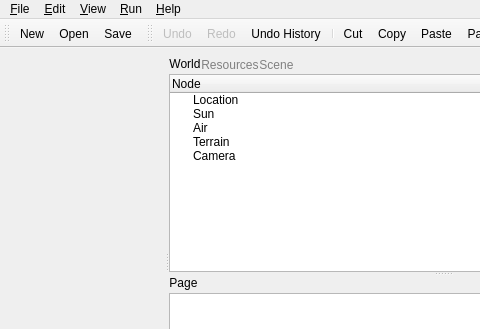
Qt form source/application/main/MainWindow.ui (CST-Modelling-Tools/TonatiuhPP) before a commit; both pictures show x 0 to 480 and y 0 to 329 of the 726 by 496 pixel window.
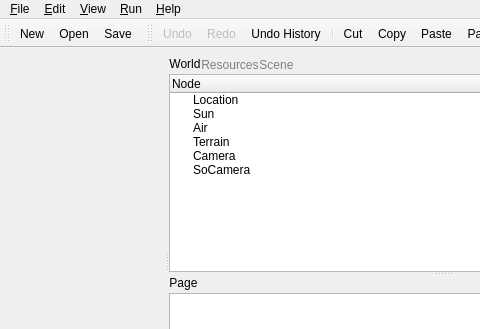
The same form after that commit. The open tabs and pages were chosen to show the change. Icons and pictures are not drawn. Custom widgets are drawn as their Qt base class.

```diff
--- a/source/application/main/MainWindow.ui
+++ b/source/application/main/MainWindow.ui
@@ -134,6 +134,11 @@
                <normaloff>:/images/scene/nodeCamera.png</normaloff>:/images/scene/nodeCamera.png</iconset>
              </property>
             </item>
+            <item>
+             <property name="text">
+              <string>SoCamera</string>
+             </property>
+            </item>
            </widget>
           </item>
          </layout>
```
Left out of the diff: 5 changed lines with no effect on the pictures.
